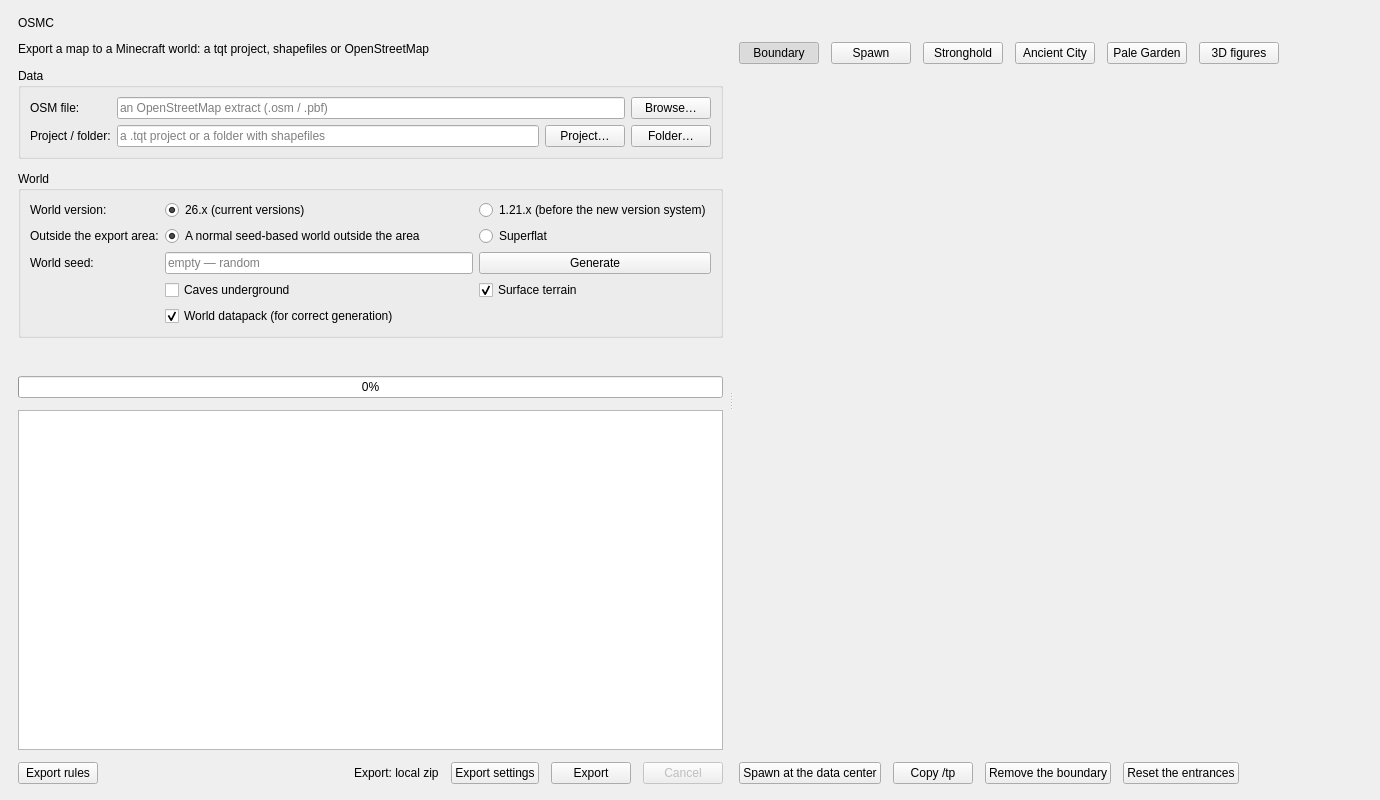
Old version of the form app/mainwindow.ui in the repository mrHalfer/OSM2MC.
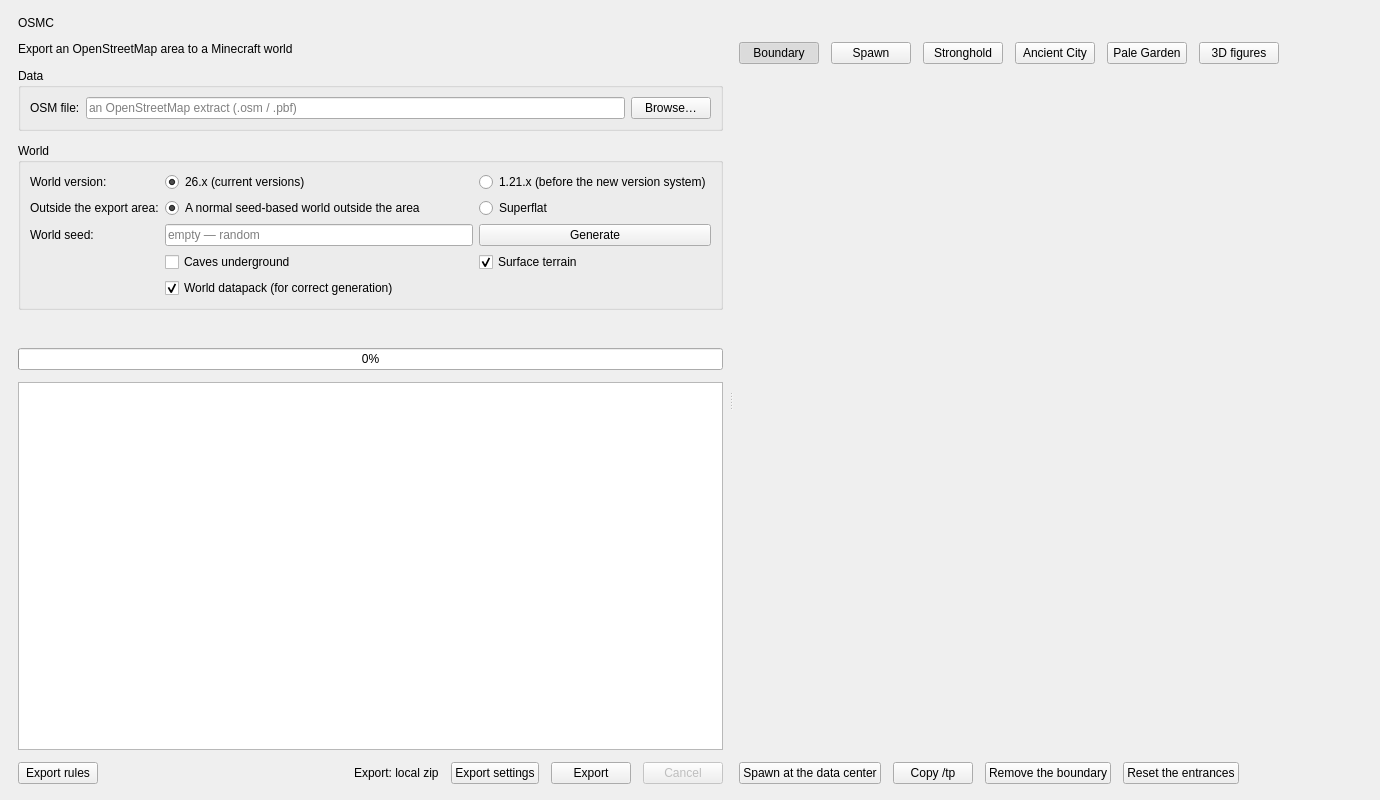
New version of the form. Custom widgets are drawn as their Qt base class.

What changed in the file:
```diff
--- a/app/mainwindow.ui
+++ b/app/mainwindow.ui
@@ -50,7 +50,7 @@
         <item>
          <widget class="QLabel" name="subtitleLabel">
           <property name="text">
-           <string>Export a map to a Minecraft world: a tqt project, shapefiles or OpenStreetMap</string>
+           <string>Export an OpenStreetMap area to a Minecraft world</string>
           </property>
          </widget>
         </item>
@@ -85,41 +85,6 @@
              </item>
             </layout>
            </item>
-           <item row="1" column="0">
-            <widget class="QLabel" name="labelProject">
-             <property name="text">
-              <string>Project / folder:</string>
-             </property>
-            </widget>
-           </item>
-           <item row="1" column="1">
-            <layout class="QHBoxLayout" name="rowProject">
-             <item>
-              <widget class="QLineEdit" name="projectEdit">
-               <property name="readOnly">
-                <bool>true</bool>
-               </property>
-               <property name="placeholderText">
-                <string>a .tqt project or a folder with shapefiles</string>
-               </property>
-              </widget>
-             </item>
-             <item>
-              <widget class="QPushButton" name="btnProject">
-               <property name="text">
-                <string>Project…</string>
-               </property>
-              </widget>
-             </item>
-             <item>
-              <widget class="QPushButton" name="btnFolder">
-               <property name="text">
-                <string>Folder…</string>
-               </property>
-              </widget>
-             </item>
-            </layout>
-           </item>
           </layout>
          </widget>
         </item>
```
Left out of the diff: 3 changed lines with no effect on the pictures.
